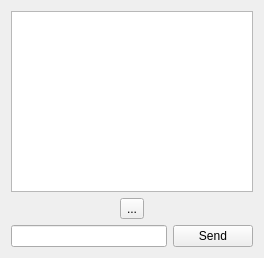
This is src/proto/chatwidget.ui in KDE/knights as Qt 5 draws it before an edit. The edited form follows.
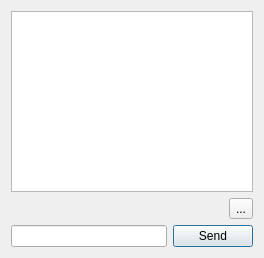
This is the edited form. Custom widgets are drawn as their Qt base class.

```diff
--- a/src/proto/chatwidget.ui
+++ b/src/proto/chatwidget.ui
@@ -19,6 +19,9 @@
      <property name="text">
       <string>Send</string>
      </property>
+     <property name="default">
+      <bool>true</bool>
+     </property>
     </widget>
    </item>
    <item row="3" column="0" rowspan="2" colspan="2">
@@ -26,6 +29,19 @@
      <item>
       <layout class="QHBoxLayout" name="extraButtonsLayout"/>
      </item>
+     <item>
+      <spacer name="horizontalSpacer">
+       <property name="orientation">
+        <enum>Qt::Horizontal</enum>
+       </property>
+       <property name="sizeHint" stdset="0">
+        <size>
+         <width>40</width>
+         <height>20</height>
+        </size>
+       </property>
+      </spacer>
+     </item>
      <item>
       <widget class="QToolButton" name="toolButton">
        <property name="text">
```
Left out of the diff: 19 changed lines with no effect on the pictures.
